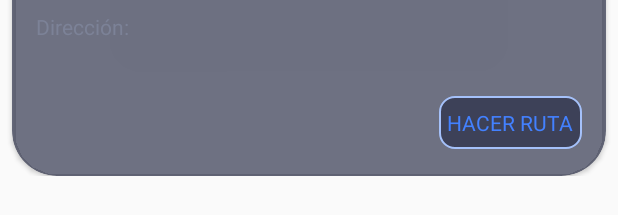
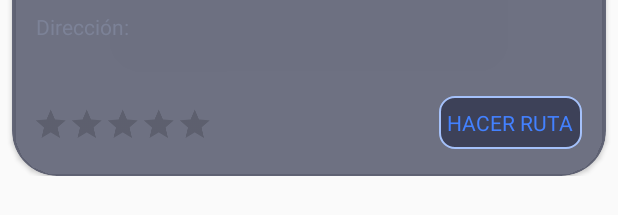
Before and after one commit to AdrianAlonsoDev/FiestasGranada, an Android app: the layout fragment_local.xml on its own in the app's theme, with its tools: preview values and no code run, on a phone screen of 412 x 824 dp. Shown: the part 472-687 px from the top of the screen. Run offline under Robolectric (Android 15) with nearby library versions, the phone set to English and light mode, and no system bars.

Commit message:
Añadido rating bar para que los usuarios puedan votar.

```diff
--- /dev/null
+++ b/app/src/main/res/drawable/ic_baseline_star_rate_24.xml
@@ -0,0 +1,5 @@
+<vector android:height="24dp" android:tint="#E3AF00"
+    android:viewportHeight="24" android:viewportWidth="24"
+    android:width="24dp" xmlns:android="http://schemas.android.com/apk/res/android">
+    <path android:fillColor="@android:color/white" android:pathData="M14.43,10l-2.43,-8l-2.43,8l-7.57,0l6.18,4.41l-2.35,7.59l6.17,-4.69l6.18,4.69l-2.35,-7.59l6.17,-4.41z"/>
+</vector>
--- a/app/src/main/res/layout/fragment_local.xml
+++ b/app/src/main/res/layout/fragment_local.xml
@@ -249,6 +249,20 @@
                 app:layout_constraintTop_toBottomOf="@+id/direccionTextCard"
                 app:layout_constraintVertical_bias="1.0" />
 
+            <RatingBar
+                android:id="@+id/ratingBar"
+                android:layout_width="wrap_content"
+                android:layout_height="wrap_content"
+                android:layout_marginTop="8dp"
+                android:layout_marginEnd="91dp"
+                android:layout_marginRight="91dp"
+                android:numStars="5"
+                android:rating="0"
+                android:scaleX="0.5"
+                android:scaleY="0.5"
+                app:layout_constraintEnd_toStartOf="@+id/rutaBoton"
+                app:layout_constraintTop_toBottomOf="@+id/direccionTextCard" />
+
 
         </androidx.constraintlayout.widget.ConstraintLayout>
 
```
